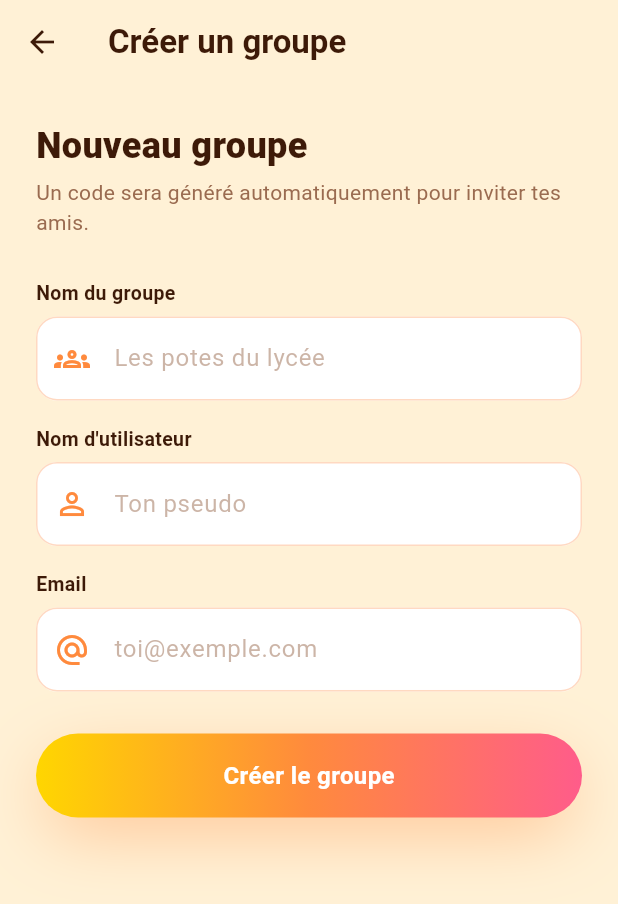
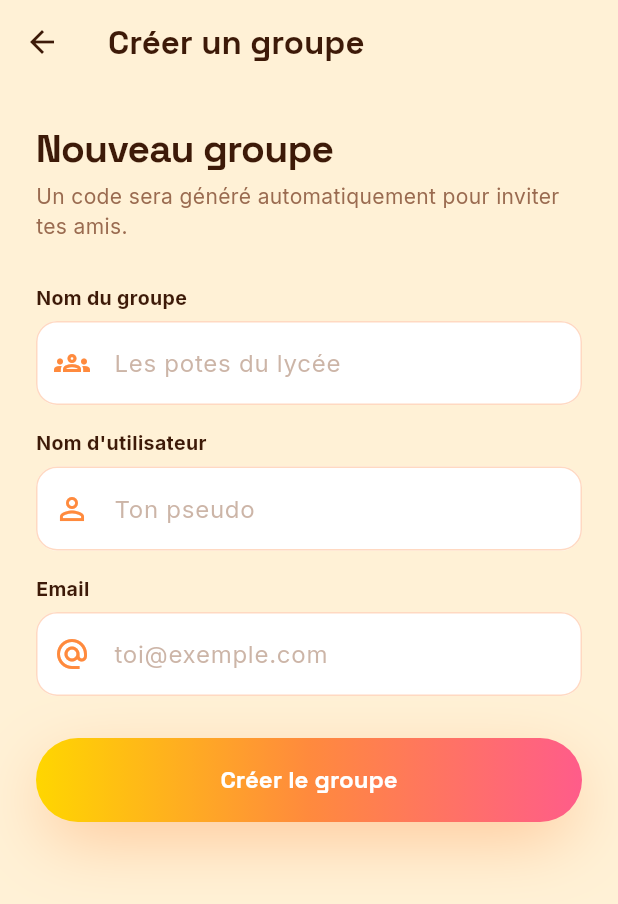
Before and after one commit to t-sdz/Vershoq, a Flutter app: the screen it shows after launch, after a tap on "Créer un groupe", on a phone screen of 412 x 824 dp. Shown: the top 904 px of the screen. Run offline on Flutter 3.47's test engine with Material 3 defaults, Android fonts, the phone set to English and light mode, and no system bars; our stand-ins replace camera, cloud_firestore, firebase_auth, firebase_core, flutter_image_compress, flutter_local_notifications and 5 more; missing offline and left inert: gal; accounts and stored records are empty; generated files the repository leaves out were written again; network calls fail.

Commit message:
Design « Pop & fun » : typographie Space Grotesk + Inter
- Ajoute google_fonts
- Texte courant en Inter, gros titres en Space Grotesk (style sticker)
- Police appliquée à la marque Vershoq, au prénom caméra, au nom de
  groupe, au @pseudo du feed, au titre de création et aux boutons
- Thème : textTheme Inter/Grotesk, fontFamily Inter par défaut

https://claude.ai/code/session_01CJYTBAGPiu2ycUUP3fmnEs

```diff
--- a/lib/main.dart
+++ b/lib/main.dart
@@ -2,6 +2,7 @@ import 'package:firebase_auth/firebase_auth.dart';
 import 'package:firebase_core/firebase_core.dart';
 import 'package:flutter/material.dart';
 import 'package:flutter/services.dart';
+import 'package:google_fonts/google_fonts.dart';
 
 import 'firebase_options.dart';
 import 'screens/camera_screen.dart';
@@ -80,8 +81,32 @@ class VershoqApp extends StatelessWidget {
 
   ThemeData _buildTheme() {
     const warmDark = Color(0xFF3D1A08);
+
+    // Texte : Inter. Titres : Space Grotesk (style « pop / sticker »).
+    final inter = GoogleFonts.interTextTheme()
+        .apply(bodyColor: warmDark, displayColor: warmDark);
+    final grotesk = GoogleFonts.spaceGroteskTextTheme()
+        .apply(bodyColor: warmDark, displayColor: warmDark);
+    final textTheme = inter.copyWith(
+      displayLarge: grotesk.displayLarge
+          ?.copyWith(fontWeight: FontWeight.w800, letterSpacing: -1.5),
+      displayMedium: grotesk.displayMedium
+          ?.copyWith(fontWeight: FontWeight.w800, letterSpacing: -1),
+      displaySmall:
+          grotesk.displaySmall?.copyWith(fontWeight: FontWeight.w700),
+      headlineLarge:
+          grotesk.headlineLarge?.copyWith(fontWeight: FontWeight.w700),
+      headlineMedium:
+          grotesk.headlineMedium?.copyWith(fontWeight: FontWeight.w700),
+      headlineSmall:
+          grotesk.headlineSmall?.copyWith(fontWeight: FontWeight.w700),
+      titleLarge: grotesk.titleLarge?.copyWith(fontWeight: FontWeight.w700),
+    );
+
     return ThemeData(
       useMaterial3: true,
+      fontFamily: GoogleFonts.inter().fontFamily,
+      textTheme: textTheme,
       colorScheme: const ColorScheme.light(
         primary: Color(0xFFFF8A3D),
         onPrimary: Colors.white,
@@ -141,15 +166,6 @@ class VershoqApp extends StatelessWidget {
         ),
       ),
       cardColor: Colors.white,
-      textTheme: const TextTheme(
-        displayLarge: TextStyle(
-            fontWeight: FontWeight.w900,
-            color: warmDark,
-            letterSpacing: -1.5),
-        titleLarge:
-            TextStyle(color: warmDark, fontWeight: FontWeight.w700),
-        bodyMedium: TextStyle(color: warmDark),
-      ),
     );
   }
 }
--- a/lib/screens/create_group_screen.dart
+++ b/lib/screens/create_group_screen.dart
@@ -61,8 +61,9 @@ class _CreateGroupScreenState extends State<CreateGroupScreen> {
     return ListView(
       padding: const EdgeInsets.all(24),
       children: [
-        const Text('Nouveau groupe',
-            style: TextStyle(color: VTheme.warmDark, fontSize: 24, fontWeight: FontWeight.w900)),
+        Text('Nouveau groupe',
+            style: VTheme.grotesk(
+                color: VTheme.warmDark, fontSize: 26, fontWeight: FontWeight.w800)),
         const SizedBox(height: 4),
         const Text('Un code sera généré automatiquement pour inviter tes amis.',
             style: TextStyle(color: VTheme.warmMuted, fontSize: 14)),
--- a/lib/theme/v_theme.dart
+++ b/lib/theme/v_theme.dart
@@ -1,6 +1,26 @@
 import 'package:flutter/material.dart';
+import 'package:google_fonts/google_fonts.dart';
 
 class VTheme {
+  // ── Typography ─────────────────────────────────────────────────────────────
+  /// Police « sticker » pour les gros titres (Space Grotesk).
+  static TextStyle grotesk({
+    double? fontSize,
+    FontWeight fontWeight = FontWeight.w700,
+    Color color = warmDark,
+    double letterSpacing = -0.5,
+    double? height,
+    List<Shadow>? shadows,
+  }) =>
+      GoogleFonts.spaceGrotesk(
+        fontSize: fontSize,
+        fontWeight: fontWeight,
+        color: color,
+        letterSpacing: letterSpacing,
+        height: height,
+        shadows: shadows,
+      );
+
   // ── Core colors ────────────────────────────────────────────────────────────
   static const warmDark  = Color(0xFF3D1A08);
   static const warmMuted = Color(0xFF9A6B50);
@@ -106,10 +126,11 @@ class GradientButton extends StatelessWidget {
           child: Center(
             child: active
                 ? Text(label,
-                    style: const TextStyle(
+                    style: VTheme.grotesk(
                         color: Colors.white,
-                        fontWeight: FontWeight.bold,
-                        fontSize: 16))
+                        fontWeight: FontWeight.w700,
+                        fontSize: 16,
+                        letterSpacing: 0))
                 : const SizedBox(
                     width: 22,
                     height: 22,
--- a/pubspec.yaml
+++ b/pubspec.yaml
@@ -43,6 +43,7 @@ dependencies:
 
   # UI
   cupertino_icons: ^1.0.8
+  google_fonts: ^6.2.1
 
 dev_dependencies:
   flutter_test:
```
Also changed, not shown: lib/screens/camera_screen.dart (+6 -5 lines), lib/screens/feed_screen.dart (+10 -10 lines), lib/screens/groups_screen.dart (+4 -3 lines).
